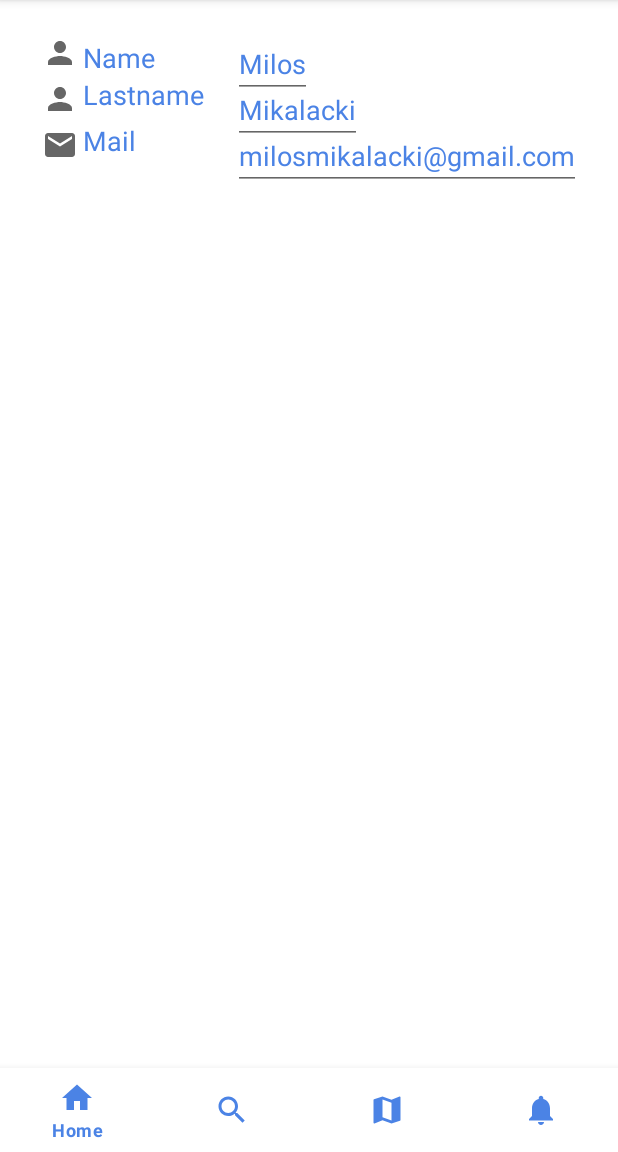
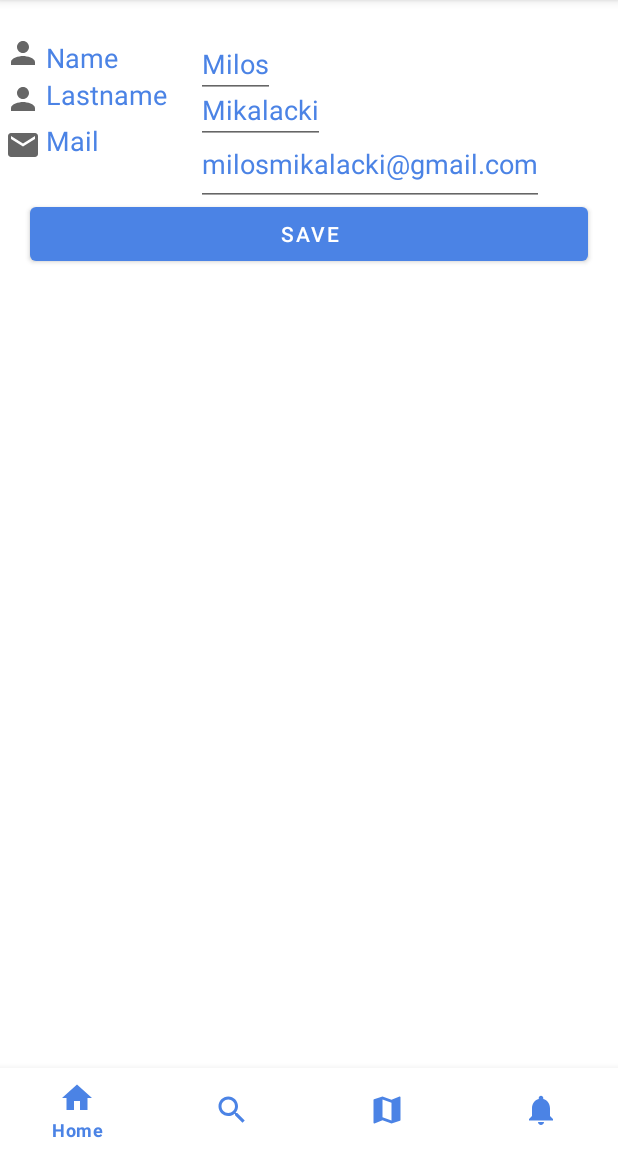
Before and after one commit to mikalacki/Android, an Android app: the screen it shows after launch (MainActivity), after a tap on "EDIT PROFILE", on a phone screen of 412 x 824 dp, the part 84-1236 px from its top. Run offline under Robolectric (Android 15) with nearby library versions, the phone set to English and light mode, and no system bars.

Commit message:
Sign in, log in and edit profile xmls are done

```diff
--- a/app/src/main/res/layout/activity_sign_up.xml
+++ b/app/src/main/res/layout/activity_sign_up.xml
@@ -1,11 +1,16 @@
 <?xml version="1.0" encoding="utf-8"?>
-<androidx.constraintlayout.widget.ConstraintLayout xmlns:android="http://schemas.android.com/apk/res/android"
+
+<ScrollView
+    xmlns:android="http://schemas.android.com/apk/res/android"
     xmlns:app="http://schemas.android.com/apk/res-auto"
     xmlns:tools="http://schemas.android.com/tools"
+    android:layout_height="match_parent"
+    android:layout_width="match_parent">
+
+<androidx.constraintlayout.widget.ConstraintLayout
     android:layout_width="match_parent"
     android:layout_height="match_parent"
     tools:context=".SignUp">
-    <?xml version="1.0" encoding="utf-8"?>
 
         <EditText
             android:id="@+id/username"
@@ -63,8 +68,8 @@
         <Button
             android:layout_width="match_parent"
             android:layout_height="wrap_content"
-            app:layout_constraintBottom_toBottomOf="parent"
-            android:layout_margin="15dp"
+            app:layout_constraintTop_toBottomOf="@+id/password"
+            android:layout_margin="20dp"
             android:text="register"
             android:id="@+id/btn_register">
 
@@ -73,3 +78,5 @@
 
 
 </androidx.constraintlayout.widget.ConstraintLayout>
+
+</ScrollView>
--- a/app/src/main/res/layout/edit_profile.xml
+++ b/app/src/main/res/layout/edit_profile.xml
@@ -1,109 +1,132 @@
 <?xml version="1.0" encoding="utf-8"?>
-<RelativeLayout xmlns:android="http://schemas.android.com/apk/res/android"
+
+
+<RelativeLayout
+    xmlns:android="http://schemas.android.com/apk/res/android"
     android:layout_width="match_parent"
     android:layout_height="match_parent"
-    android:layout_centerInParent="true">
+    android:layout_centerInParent="true"
+>
+
 
     <RelativeLayout
         android:layout_width="match_parent"
         android:layout_height="match_parent"
+        android:gravity="center_horizontal"
         android:orientation="horizontal"
-        android:gravity="center_horizontal"
-        android:paddingTop="20dp"
-        >
+        android:paddingTop="20dp">
 
         <ImageView
+            android:id="@+id/person1"
             android:layout_width="wrap_content"
             android:layout_height="wrap_content"
-        android:src="@drawable/ic_baseline_person1_24"
-        android:id="@+id/person1"
-        android:padding="3dp">
+            android:padding="3dp"
+            android:src="@drawable/ic_baseline_person1_24">
 
         </ImageView>
 
         <ImageView
+            android:id="@+id/person2"
             android:layout_width="wrap_content"
             android:layout_height="wrap_content"
-        android:src="@drawable/ic_baseline_person1_24"
-        android:id="@+id/person2"
             android:layout_below="@id/person1"
-        android:padding="3dp">
+            android:padding="3dp"
+            android:src="@drawable/ic_baseline_person1_24">
 
         </ImageView>
 
         <ImageView
+            android:id="@+id/emailIcon"
             android:layout_width="wrap_content"
             android:layout_height="wrap_content"
-        android:src="@drawable/ic_baseline_email_24"
-        android:id="@+id/email"
             android:layout_below="@id/person2"
-        android:padding="3dp">
+            android:padding="3dp"
+            android:src="@drawable/ic_baseline_email_24">
 
         </ImageView>
 
         <TextView
+            android:id="@+id/text1"
             android:layout_width="100dp"
             android:layout_height="wrap_content"
-        android:id="@+id/text1"
+            android:layout_alignBottom="@id/person1"
+            android:layout_toRightOf="@id/person1"
             android:text="Name"
             android:textColor="#4B83E5"
-        android:layout_alignBottom="@id/person1"
-        android:textSize="18dp"
-        android:layout_toRightOf="@id/person1">
-
-    </TextView>
-    <EditText
-        android:layout_width="wrap_content"
-        android:layout_height="wrap_content"
-        android:layout_toRightOf="@id/text1"
-        android:text="Milos"
-        android:layout_alignTop="@id/person1"
-        android:textColor="#4B83E5"
             android:textSize="18dp">
-
-    </EditText>
-    <TextView
-        android:layout_width="100dp"
-        android:layout_height="wrap_content"
-        android:id="@id/text2"
-        android:text="Lastname"
-        android:layout_below="@id/person1"
-        android:textColor="#4B83E5"
-        android:textSize="18dp"
-        android:layout_toRightOf="@id/person2">
-
-    </TextView>
-    <EditText
-        android:layout_width="wrap_content"
-        android:layout_height="wrap_content"
-        android:text="Mikalacki"
-        android:layout_toRightOf="@id/text2"
-        android:layout_below="@id/person1"
-        android:textColor="#4B83E5"
-        android:textSize="18dp">
-        ></EditText>
-    <TextView
-        android:layout_width="100dp"
-        android:layout_height="wrap_content"
-        android:text="Mail"
-        android:layout_below="@id/person2"
-        android:textColor="#4B83E5"
-        android:textSize="18dp"
-        android:layout_toRightOf="@id/person1">
 
         </TextView>
 
         <EditText
             android:layout_width="wrap_content"
             android:layout_height="wrap_content"
-        android:layout_below="@id/person2"
-        android:layout_toRightOf="@id/text2"
-        android:text="milosmikalacki@gmail.com"
+            android:layout_alignTop="@id/person1"
+            android:layout_toRightOf="@id/text1"
+            android:text="Milos"
             android:textColor="#4B83E5"
             android:textSize="18dp">
 
         </EditText>
 
+        <TextView
+            android:id="@id/text2"
+            android:layout_width="100dp"
+            android:layout_height="wrap_content"
+            android:layout_below="@id/person1"
+            android:layout_toRightOf="@id/person2"
+            android:text="Lastname"
+            android:textColor="#4B83E5"
+            android:textSize="18dp">
+
+        </TextView>
+
+        <EditText
+            android:layout_width="wrap_content"
+            android:layout_height="wrap_content"
+            android:layout_below="@id/person1"
+            android:layout_toRightOf="@id/text2"
+            android:text="Mikalacki"
+            android:textColor="#4B83E5"
+            android:textSize="18dp">
+            ></EditText>
+
+        <TextView
+            android:layout_width="100dp"
+            android:layout_height="wrap_content"
+            android:layout_below="@id/person2"
+            android:layout_toRightOf="@id/person1"
+            android:text="Mail"
+            android:textColor="#4B83E5"
+            android:textSize="18dp">
+
+        </TextView>
+
+        <EditText
+            android:id="@id/email"
+            android:layout_width="wrap_content"
+            android:layout_height="wrap_content"
+            android:layout_above="@+id/btn_save"
+            android:layout_below="@id/person2"
+            android:layout_marginBottom="-25dp"
+            android:layout_toRightOf="@id/text2"
+            android:text="milosmikalacki@gmail.com"
+            android:textColor="#4B83E5"
+            android:textSize="18dp"
+            >
+
+        </EditText>
+
+        <Button
+            android:id="@+id/btn_save"
+            android:layout_width="match_parent"
+            android:layout_height="wrap_content"
+            android:layout_below="@id/emailIcon"
+            android:layout_margin="20dp"
+            android:text="save">
+
+        </Button>
+
     </RelativeLayout>
 
+
 </RelativeLayout>
--- a/app/src/main/res/layout/fragment_home.xml
+++ b/app/src/main/res/layout/fragment_home.xml
@@ -1,15 +1,20 @@
 <?xml version="1.0" encoding="utf-8"?>
-<LinearLayout xmlns:android="http://schemas.android.com/apk/res/android"
+    <ScrollView
+    xmlns:android="http://schemas.android.com/apk/res/android"
     xmlns:app="http://schemas.android.com/apk/res-auto"
+    xmlns:tools="http://schemas.android.com/tools"
+    android:layout_height="match_parent"
+    android:layout_width="match_parent">
+
+    <LinearLayout
         android:layout_width="match_parent"
         android:layout_height="match_parent"
-    xmlns:tools="http://schemas.android.com/tools"
+
         android:orientation="vertical"
         tools:context=".MainActivity"
         android:id="@+id/home"
         android:backgroundTint="@color/black"
         android:foregroundTint="@color/black">
-
 
         <include
             layout="@layout/header_home"
@@ -58,3 +63,5 @@
 
         </Button>
     </LinearLayout>
+
+</ScrollView>
```
Lines whose indentation alone changed are shown as unchanged.
